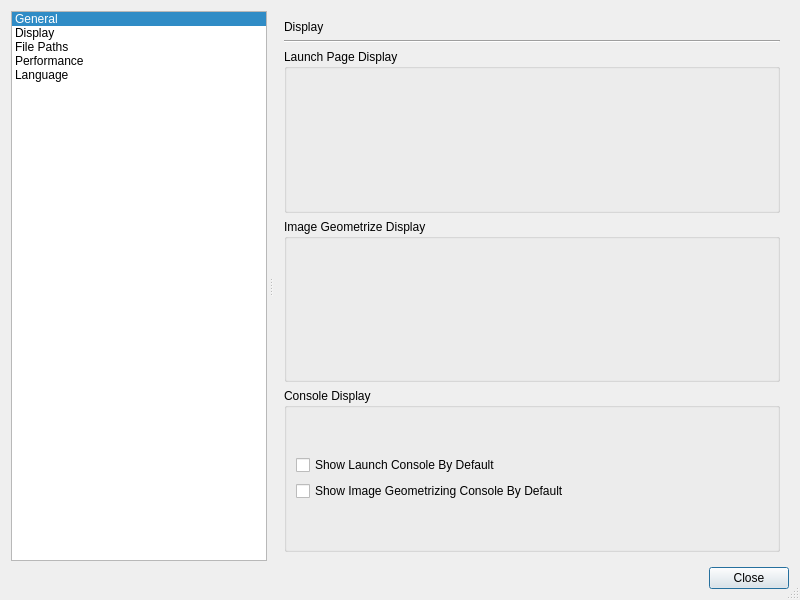
This is geometrize/dialog/globalpreferencesdialog.ui in Tw1ddle/geometrize as Qt 5 draws it before an edit. The edited form follows.
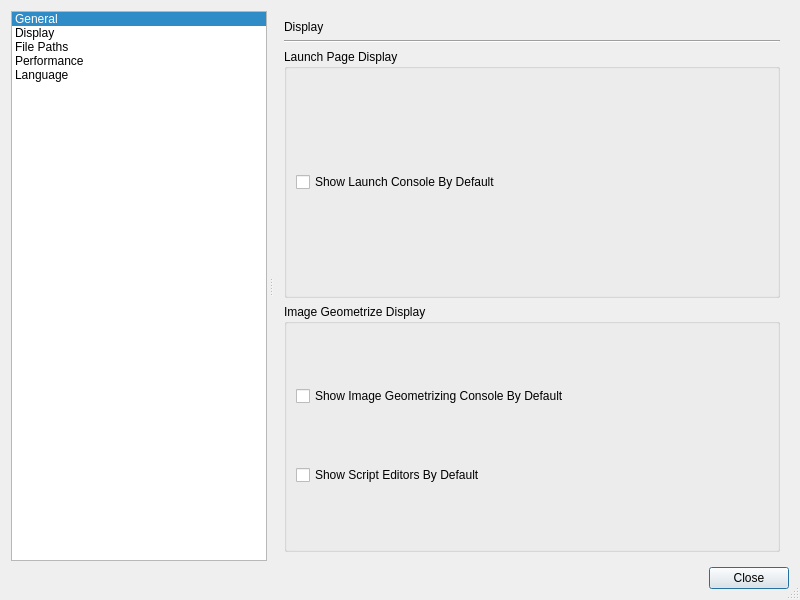
This is the edited form. The open tabs and pages were chosen to show the change. Icons and pictures are not drawn. Custom widgets are drawn as their Qt base class.

Commit message: Various tweaks to avoid jaggies when exporting images/gifs etc, start adding default folder selects to preferences, and work on the UI for the image job

Diff of the .ui file:
```diff
--- a/geometrize/dialog/globalpreferencesdialog.ui
+++ b/geometrize/dialog/globalpreferencesdialog.ui
@@ -225,23 +225,9 @@
               <property name="title">
                <string>Launch Page Display</string>
               </property>
-             </widget>
-            </item>
-            <item>
-             <widget class="QGroupBox" name="imageJobDisplayOptionsGroup">
-              <property name="title">
-               <string>Image Geometrize Display</string>
-              </property>
-             </widget>
-            </item>
-            <item>
-             <widget class="QGroupBox" name="groupBox">
-              <property name="title">
-               <string>Console Display</string>
-              </property>
-              <layout class="QVBoxLayout" name="verticalLayout_24">
+              <layout class="QVBoxLayout" name="verticalLayout_22">
                <item>
-                <layout class="QVBoxLayout" name="verticalLayout_23">
+                <layout class="QVBoxLayout" name="verticalLayout_3">
                  <item>
                   <widget class="QCheckBox" name="showLaunchWindowConsoleByDefault">
                    <property name="text">
@@ -249,6 +235,19 @@
                    </property>
                   </widget>
                  </item>
+                </layout>
+               </item>
+              </layout>
+             </widget>
+            </item>
+            <item>
+             <widget class="QGroupBox" name="imageJobDisplayOptionsGroup">
+              <property name="title">
+               <string>Image Geometrize Display</string>
+              </property>
+              <layout class="QHBoxLayout" name="horizontalLayout_6">
+               <item>
+                <layout class="QVBoxLayout" name="verticalLayout_2">
                  <item>
                   <widget class="QCheckBox" name="showImageJobConsoleByDefault">
                    <property name="text">
@@ -256,6 +255,13 @@
                    </property>
                   </widget>
                  </item>
+                 <item>
+                  <widget class="QCheckBox" name="showScriptEditorsByDefault">
+                   <property name="text">
+                    <string>Show Script Editors By Default</string>
+                   </property>
+                  </widget>
+                 </item>
                 </layout>
                </item>
               </layout>
@@ -298,6 +304,14 @@
               <property name="title">
                <string>Default Load Paths</string>
               </property>
+              <layout class="QVBoxLayout" name="verticalLayout_23">
+               <item>
+                <widget class="geometrize::dialog::FolderSelectionWidget" name="widget_2" native="true"/>
+               </item>
+               <item>
+                <widget class="geometrize::dialog::FolderSelectionWidget" name="widget_4" native="true"/>
+               </item>
+              </layout>
              </widget>
             </item>
             <item>
@@ -305,6 +319,14 @@
               <property name="title">
                <string>Default Save Paths</string>
               </property>
+              <layout class="QVBoxLayout" name="verticalLayout_24">
+               <item>
+                <widget class="geometrize::dialog::FolderSelectionWidget" name="widget_3" native="true"/>
+               </item>
+               <item>
+                <widget class="geometrize::dialog::FolderSelectionWidget" name="widget_5" native="true"/>
+               </item>
+              </layout>
              </widget>
             </item>
             <item>
@@ -522,6 +544,12 @@
    <header>dialog/languageselectwidget.h</header>
    <container>1</container>
   </customwidget>
+  <customwidget>
+   <class>geometrize::dialog::FolderSelectionWidget</class>
+   <extends>QWidget</extends>
+   <header>dialog/folderselectionwidget.h</header>
+   <container>1</container>
+  </customwidget>
  </customwidgets>
  <resources>
   <include location="../resources/application_resources.qrc"/>
```
Left out of the diff: 40 changed lines with no effect on the pictures. The commit also changes 21 other files.
